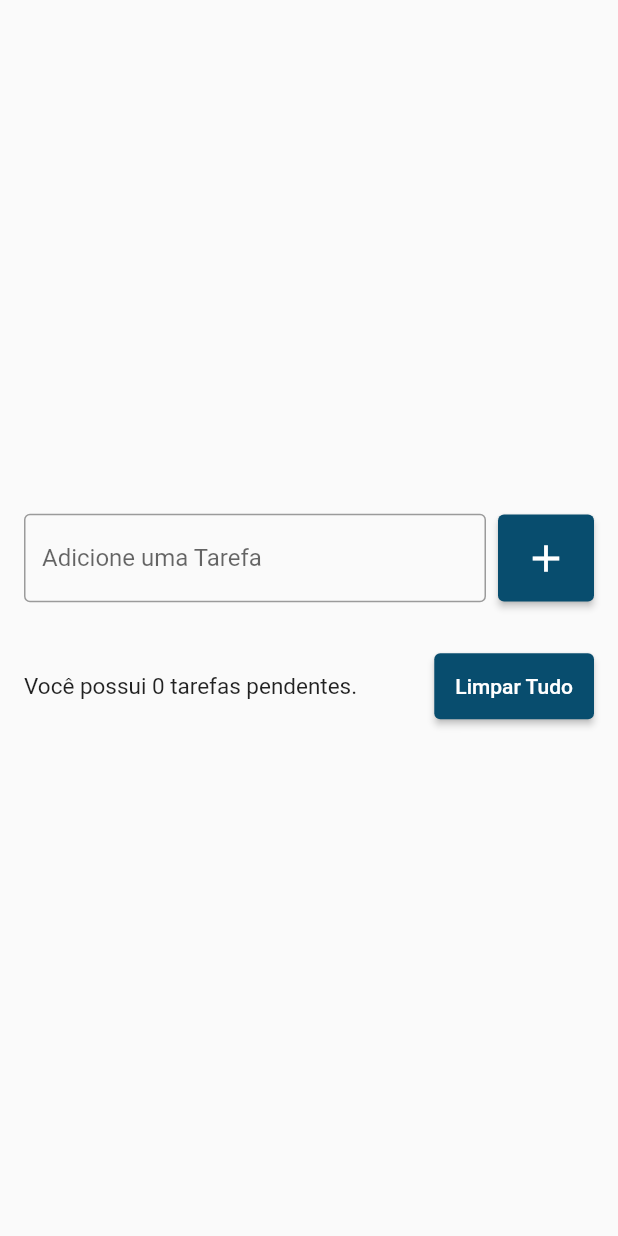
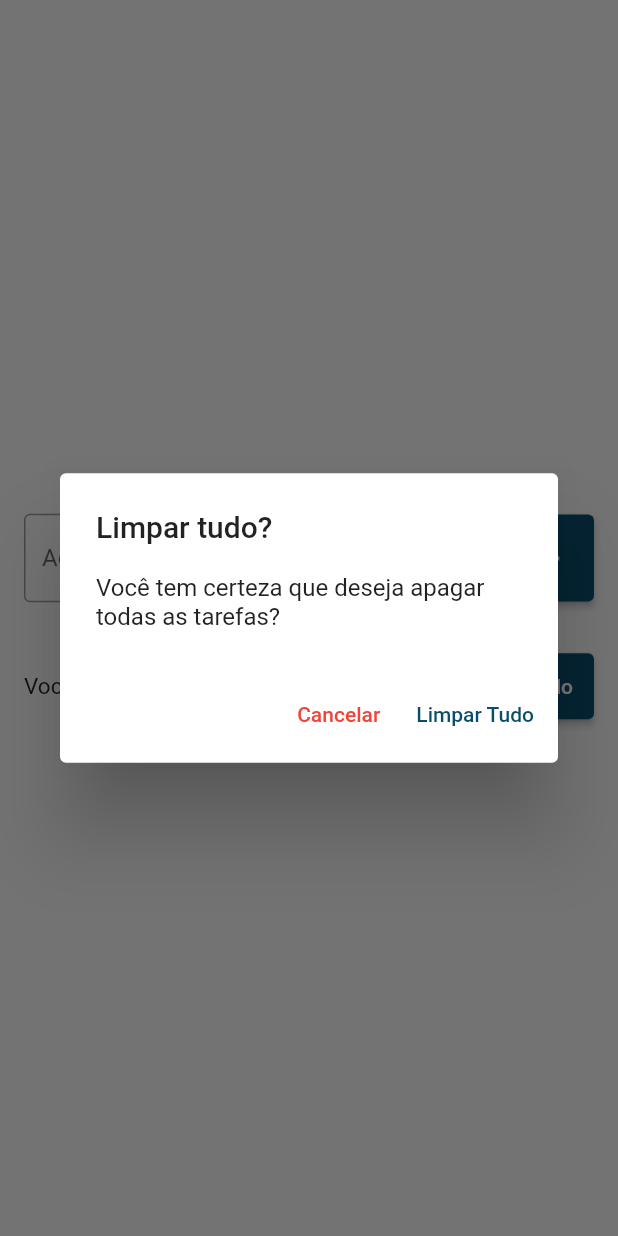
Before and after one commit to joaogirade/flutter_todo_list, a Flutter app: the screen it shows after launch, after a tap on "Limpar Tudo", on a phone screen of 412 x 824 dp. Run offline on Flutter 3.47's test engine with Material 2 defaults, Android fonts, the phone set to English and light mode, and no system bars; our stand-ins replace flutter_slidable.

Commit message:
Inserted SnackBar with undo button, so that the deleted task can be recovered. Inserted Clear All button with security dialog.

```diff
--- a/lib/pages/todo_list_page.dart
+++ b/lib/pages/todo_list_page.dart
@@ -13,6 +13,8 @@ class _TodoListPageState extends State<TodoListPage> {
   final TextEditingController todoController = TextEditingController();
 
   List<Todo> todos = [];
+  Todo? deletedTodo;
+  int? deletedTodoPos;
 
   @override
   Widget build(BuildContext context) {
@@ -93,7 +95,7 @@ class _TodoListPageState extends State<TodoListPage> {
                       width: 8,
                     ),
                     ElevatedButton(
-                      onPressed: () {},
+                      onPressed: showDeleteTodosConfirmationDialog,
                       style: ElevatedButton.styleFrom(
                         primary: Color(0xff084d6e),
                         padding: EdgeInsets.all(14),
@@ -111,8 +113,66 @@ class _TodoListPageState extends State<TodoListPage> {
   }
 
   void onDelete(Todo todo) {
+    deletedTodo = todo;
+    deletedTodoPos = todos.indexOf(todo);
+
     setState(() {
       todos.remove(todo);
     });
+
+    ScaffoldMessenger.of(context).clearSnackBars();
+    ScaffoldMessenger.of(context).showSnackBar(
+      SnackBar(
+        content: Text('Tarefa ${todo.title} foi removida com sucesso!'),
+        backgroundColor: Colors.red,
+        action: SnackBarAction(
+          label: 'Desfazer',
+          textColor: Colors.white70,
+          onPressed: () {
+            setState(() {
+              todos.insert(deletedTodoPos!, deletedTodo!);
+            });
+          },
+        ),
+        duration: Duration(seconds: 5),
+      ),
+    );
+  }
+
+  void showDeleteTodosConfirmationDialog() {
+    showDialog(
+      context: context,
+      builder: (context) => AlertDialog(
+        title: Text('Limpar tudo?'),
+        content: Text('Você tem certeza que deseja apagar todas as tarefas?'),
+        actions: [
+          TextButton(
+            onPressed: () {
+              Navigator.of(context).pop();
+            },
+            style: TextButton.styleFrom(
+              primary: Colors.red,
+            ),
+            child: Text('Cancelar'),
+          ),
+          TextButton(
+            onPressed: () {
+              Navigator.of(context).pop();
+              deleteAllTodos();
+            },
+            style: TextButton.styleFrom(
+              primary: Color(0xff084d6e),
+            ),
+            child: Text('Limpar Tudo'),
+          ),
+        ],
+      ),
+    );
+  }
+
+  void deleteAllTodos() {
+    setState(() {
+      todos.clear();
+    });
   }
 }
```
